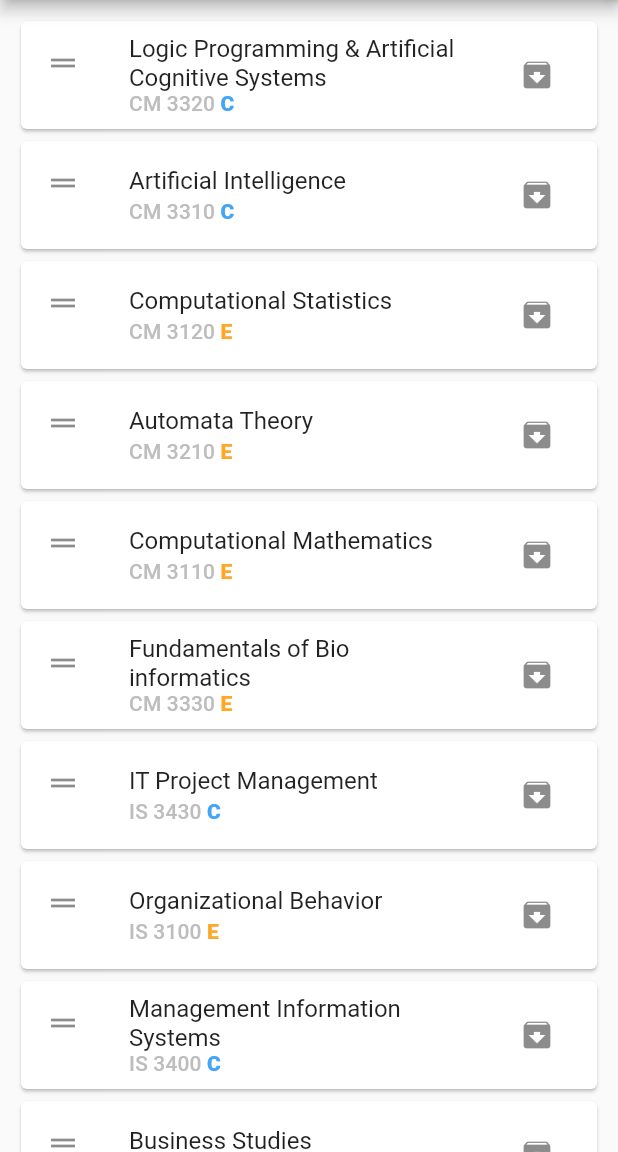
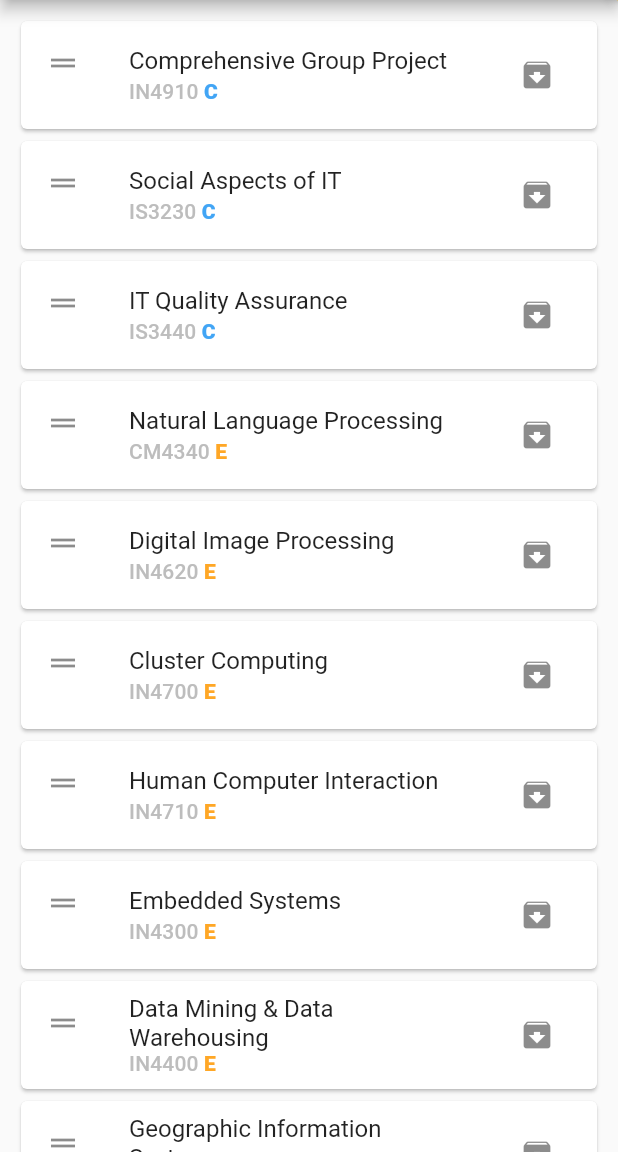
Before and after one commit to PandukaNandara/FIT-subject-shortcuts, a Flutter app: the screen it shows after launch, on a phone screen of 412 x 824 dp, the part 84-1236 px from its top. Run offline on Flutter 3.47's test engine with Material 2 defaults, Android fonts, the phone set to English and light mode, and no system bars; our stand-ins replace shared_preferences.

Commit message:
Added new subjects

```diff
--- a/lib/config/it_modules.dart
+++ b/lib/config/it_modules.dart
@@ -1,6 +1,26 @@
 import 'package:fit_shortcuts/models/models.dart';
 
 const kItModules = ConfigModule(const Level(const [
+  Subject("IN4910", SubjectMode.C, "Comprehensive Group Project", "https://online.uom.lk/course/view.php?id=18542"),
+  Subject("IS3230", SubjectMode.C, "Social Aspects of IT", "https://online.uom.lk/course/view.php?id=18543"),
+  Subject("IS3440", SubjectMode.C, "IT Quality Assurance", "https://online.uom.lk/course/view.php?id=18545"),
+  Subject("CM4340", SubjectMode.E, "Natural Language Processing", "https://online.uom.lk/course/view.php?id=18526"),
+  Subject("IN4620", SubjectMode.E, "Digital Image Processing", "https://online.uom.lk/course/view.php?id=18535"),
+  Subject("IN4700", SubjectMode.E, "Cluster Computing", "https://online.uom.lk/course/view.php?id=18536"),
+  Subject("IN4710", SubjectMode.E, "Human Computer Interaction", "https://online.uom.lk/course/view.php?id=18538"),
+  Subject("IN4300", SubjectMode.E, "Embedded Systems", "https://online.uom.lk/course/view.php?id=18532"),
+  Subject("IN4400", SubjectMode.E, "Data Mining & Data Warehousing", "https://online.uom.lk/course/view.php?id=18533"),
+  Subject("IN4720", SubjectMode.E, "Geographic Information Systems", "https://online.uom.lk/course/view.php?id=18540"),
+  Subject("CM4140", SubjectMode.E, "Operational Research", "https://online.uom.lk/course/view.php?id=18518"),
+  Subject("CM4310", SubjectMode.E, "Artificial Neural Networks & Evolutionary Computing", "https://online.uom.lk/course/view.php?id=18520"),
+  Subject("CM4320", SubjectMode.E, "Complex Systems & Agent Technology", "https://online.uom.lk/course/view.php?id=18522"),
+  Subject("CM4330", SubjectMode.E, "Semantic Web and Ontological Modelling", "https://online.uom.lk/course/view.php?id=18524"),
+  Subject("CM4360", SubjectMode.E, "Robotics", "https://online.uom.lk/course/view.php?id=18528"),
+  Subject("CM4370", SubjectMode.E, "Machine Learning and Pattern Recognition", "https://online.uom.lk/course/view.php?id=18530"),
+  Subject("IS4300", SubjectMode.E, "Marketing Management", "https://online.uom.lk/course/view.php?id=18547"),
+  Subject("IS4330", SubjectMode.E, "Supply Chain Management", "https://online.uom.lk/course/view.php?id=18549"),
+  Subject("IS4340", SubjectMode.E, "Innovation Management", "https://online.uom.lk/course/view.php?id=18516"),
+  Subject("IS4400", SubjectMode.E, "Management of Technology", "https://online.uom.lk/course/view.php?id=18551"),
   Subject(
     "CM 3320",
     SubjectMode.C,
```
